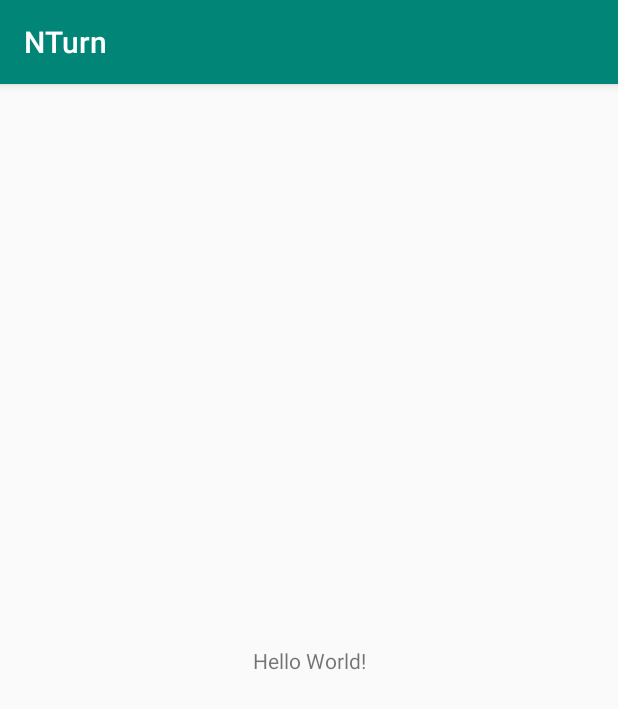
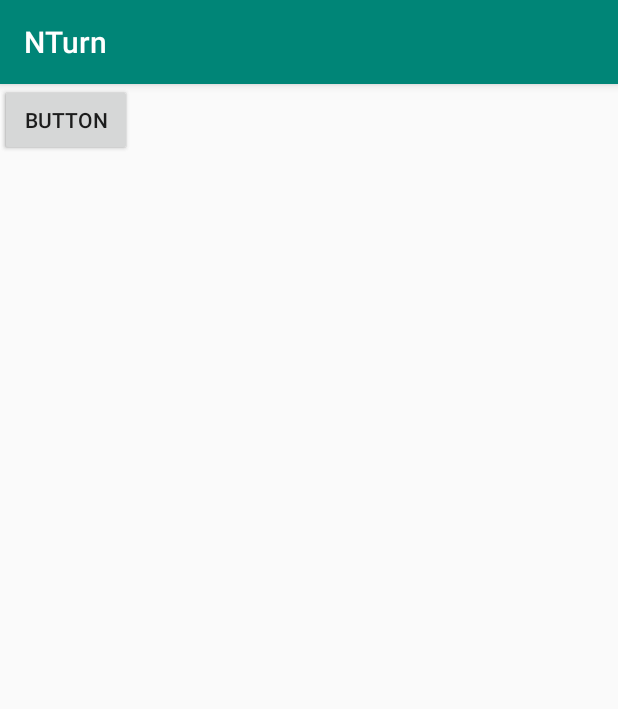
Before and after one commit to ajithsuryathati01/VechileTurn, an Android app: the screen it shows after launch (MainActivity), on a phone screen of 412 x 824 dp. Shown: the top 709 px of the screen. Run offline under Robolectric (Android 15) with nearby library versions, the phone set to English and light mode, and no system bars.

Commit message:
added activities

```diff
--- a/app/src/main/AndroidManifest.xml
+++ b/app/src/main/AndroidManifest.xml
@@ -9,6 +9,9 @@
         android:roundIcon="@mipmap/ic_launcher_round"
         android:supportsRtl="true"
         android:theme="@style/AppTheme">
+        <activity android:name=".Services"></activity>
+        <activity android:name=".Register" />
+        <activity android:name=".Login" />
         <activity android:name=".MainActivity">
             <intent-filter>
                 <action android:name="android.intent.action.MAIN" />
--- a/app/src/main/res/layout/activity_main.xml
+++ b/app/src/main/res/layout/activity_main.xml
@@ -6,13 +6,19 @@
     android:layout_height="match_parent"
     tools:context=".MainActivity">
 
-    <TextView
+    <Button
+        android:id="@+id/button"
         android:layout_width="wrap_content"
         android:layout_height="wrap_content"
-        android:text="Hello World!"
-        app:layout_constraintBottom_toBottomOf="parent"
-        app:layout_constraintLeft_toLeftOf="parent"
-        app:layout_constraintRight_toRightOf="parent"
-        app:layout_constraintTop_toTopOf="parent" />
+        android:text="Button"
+        tools:layout_editor_absoluteX="166dp"
+        tools:layout_editor_absoluteY="564dp" />
 
+    <Button
+        android:id="@+id/button2"
+        android:layout_width="wrap_content"
+        android:layout_height="wrap_content"
+        android:text="Button"
+        tools:layout_editor_absoluteX="166dp"
+        tools:layout_editor_absoluteY="656dp" />
 </androidx.constraintlayout.widget.ConstraintLayout>
```
Also changed, not shown: app/src/main/java/uk/ac/tees/aad/W9506463/Login.java (added, +14 -0 lines), app/src/main/java/uk/ac/tees/aad/W9506463/Register.java (added, +14 -0 lines), app/src/main/java/uk/ac/tees/aad/W9506463/Services.java (added, +14 -0 lines), app/src/main/res/layout/activity_login.xml (added, +9 -0 lines), app/src/main/res/layout/activity_register.xml (added, +9 -0 lines), app/src/main/res/layout/activity_services.xml (added, +9 -0 lines).
